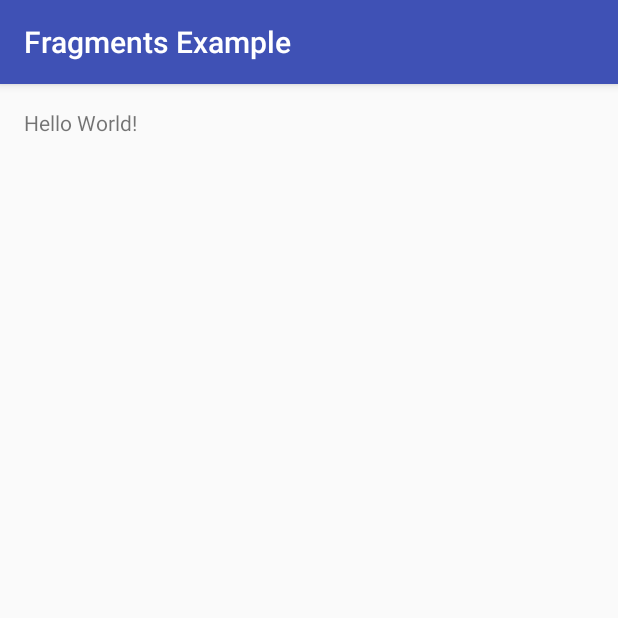
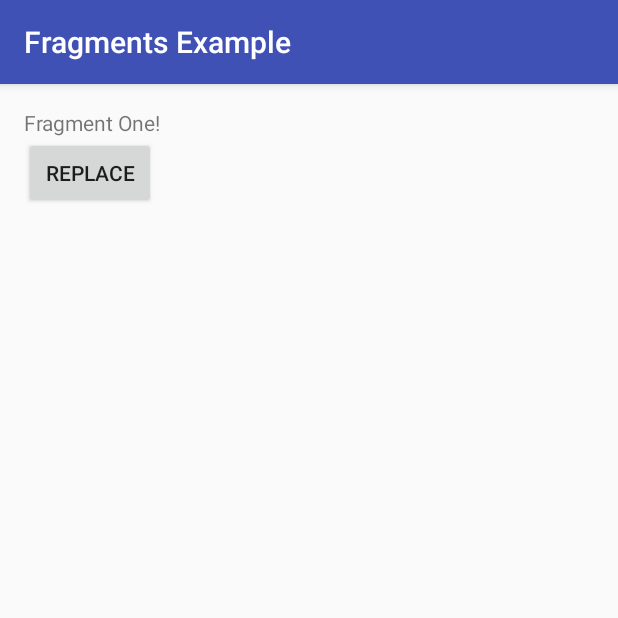
Before and after one commit to apalpant/android-tutorials, an Android app: the screen it shows after launch (MainActivity), on a phone screen of 412 x 824 dp, the top half of it. Run offline under Robolectric (Android 15) with nearby library versions, the phone set to English and light mode, and no system bars.

```diff
--- a/app/src/main/AndroidManifest.xml
+++ b/app/src/main/AndroidManifest.xml
@@ -1,6 +1,6 @@
 <?xml version="1.0" encoding="utf-8"?>
 <manifest xmlns:android="http://schemas.android.com/apk/res/android"
-    package="com.example.fragmentsexample">
+    package="com.example.fragments">
 
     <application
         android:allowBackup="true"
--- a/app/src/main/java/com/example/fragmentsexample/Callback.java
+++ b/app/src/main/java/com/example/fragments/Callback.java
@@ -1,4 +1,4 @@
-package com.example.fragmentsexample;
+package com.example.fragments;
 
 public interface Callback {
 
--- a/app/src/main/java/com/example/fragmentsexample/FragmentOne.java
+++ b/app/src/main/java/com/example/fragments/FragmentOne.java
@@ -1,4 +1,4 @@
-package com.example.fragmentsexample;
+package com.example.fragments;
 
 import android.app.Activity;
 import android.app.Fragment;
--- a/app/src/main/java/com/example/fragmentsexample/FragmentTwo.java
+++ b/app/src/main/java/com/example/fragments/FragmentTwo.java
@@ -1,4 +1,4 @@
-package com.example.fragmentsexample;
+package com.example.fragments;
 
 import android.app.Activity;
 import android.app.Fragment;
--- a/app/src/main/java/com/example/fragmentsexample/MainActivity.java
+++ b/app/src/main/java/com/example/fragments/MainActivity.java
@@ -1,4 +1,4 @@
-package com.example.fragmentsexample;
+package com.example.fragments;
 
 import android.app.Fragment;
 import android.app.FragmentManager;
--- a/app/src/main/res/layout/activity_main.xml
+++ b/app/src/main/res/layout/activity_main.xml
@@ -7,10 +7,11 @@
     android:paddingLeft="@dimen/activity_horizontal_margin"
     android:paddingRight="@dimen/activity_horizontal_margin"
     android:paddingTop="@dimen/activity_vertical_margin"
-    tools:context="com.example.fragmentsexample.MainActivity">
+    tools:context="com.example.fragments.MainActivity">
 
-    <TextView
-        android:layout_width="wrap_content"
-        android:layout_height="wrap_content"
-        android:text="Hello World!" />
+    <FrameLayout
+        android:id="@+id/fragment_container"
+        android:layout_width="match_parent"
+        android:layout_height="match_parent">
+    </FrameLayout>
 </RelativeLayout>
```
Also changed, not shown: 1 other file.
